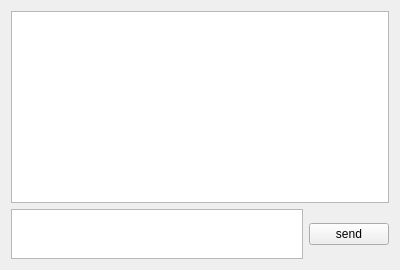
Old version of the form chatboxform.ui in the repository wernix/messenger.
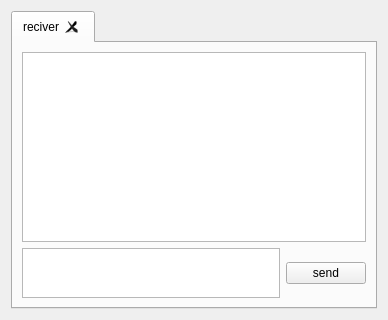
New version of the form.

What changed in the file:
```diff
--- a/chatboxform.ui
+++ b/chatboxform.ui
@@ -6,13 +6,41 @@
    <rect>
     <x>0</x>
     <y>0</y>
-    <width>400</width>
-    <height>270</height>
+    <width>388</width>
+    <height>320</height>
    </rect>
   </property>
   <property name="windowTitle">
    <string>reciver - chat</string>
   </property>
+  <layout class="QVBoxLayout" name="verticalLayout_2">
+   <item>
+    <widget class="QTabWidget" name="buddyTabs">
+     <property name="tabPosition">
+      <enum>QTabWidget::North</enum>
+     </property>
+     <property name="tabShape">
+      <enum>QTabWidget::Rounded</enum>
+     </property>
+     <property name="currentIndex">
+      <number>0</number>
+     </property>
+     <property name="documentMode">
+      <bool>false</bool>
+     </property>
+     <property name="tabsClosable">
+      <bool>true</bool>
+     </property>
+     <property name="movable">
+      <bool>false</bool>
+     </property>
+     <widget class="QWidget" name="reciver">
+      <property name="enabled">
+       <bool>true</bool>
+      </property>
+      <attribute name="title">
+       <string>reciver</string>
+      </attribute>
   <layout class="QVBoxLayout" name="verticalLayout">
    <item>
     <widget class="QTextEdit" name="msgbox"/>
@@ -43,6 +71,10 @@
       </widget>
      </item>
     </layout>
+       </item>
+      </layout>
+     </widget>
+    </widget>
    </item>
   </layout>
  </widget>
```
Left out of the diff: 2 changed lines with no effect on the pictures. Lines whose indentation alone changed are shown as unchanged.
